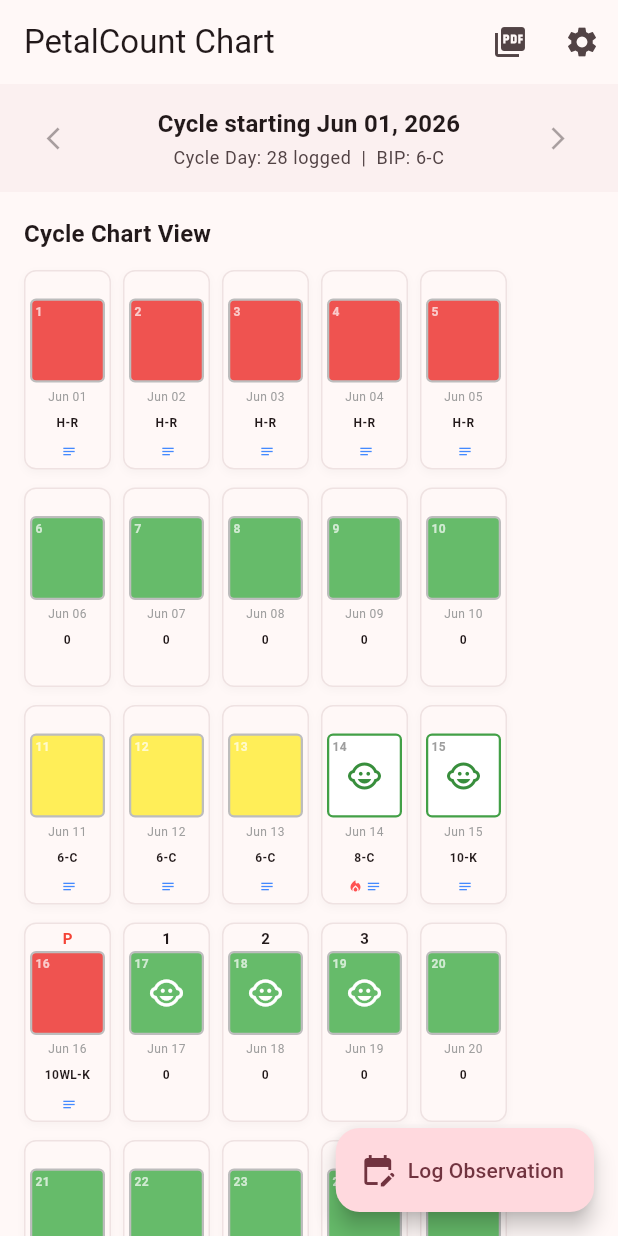
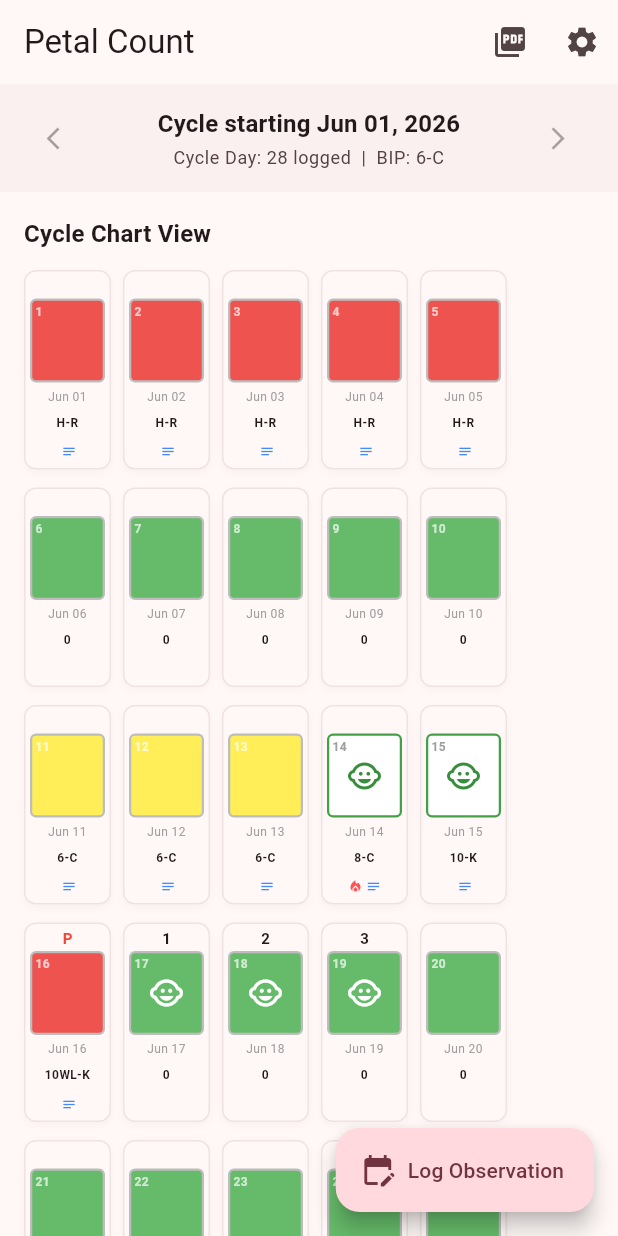
Before and after one commit to mweastwood/PetalCount, a Flutter app: the screen it shows after launch, on a phone screen of 412 x 824 dp. Run offline on Flutter 3.47's test engine with Material 3 defaults, Android fonts, the phone set to English and light mode, and no system bars; our stand-ins replace cloud_firestore, firebase_auth, firebase_core, google_sign_in, pdf, share_plus; missing offline and left inert: dart:html; accounts and stored records are empty.

Commit message:
style: change main app bar title text to Petal Count

```diff
--- a/app/lib/main.dart
+++ b/app/lib/main.dart
@@ -393,7 +393,7 @@ class _DashboardScreenState extends State<DashboardScreen> {
 
         return Scaffold(
           appBar: AppBar(
-            title: const Text('PetalCount Chart'),
+            title: const Text('Petal Count'),
             actions: [
               if (cycles.isNotEmpty)
                 IconButton(
```
Also changed, not shown: 3 other files.
